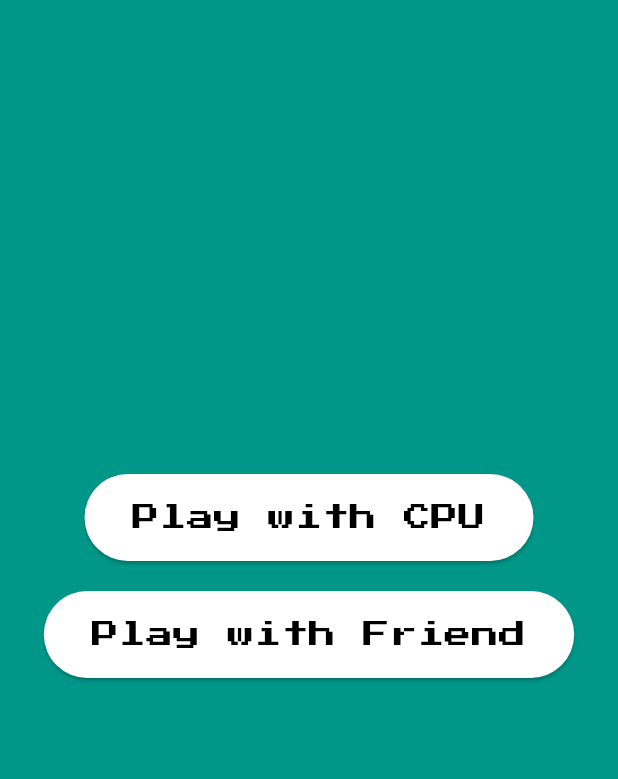
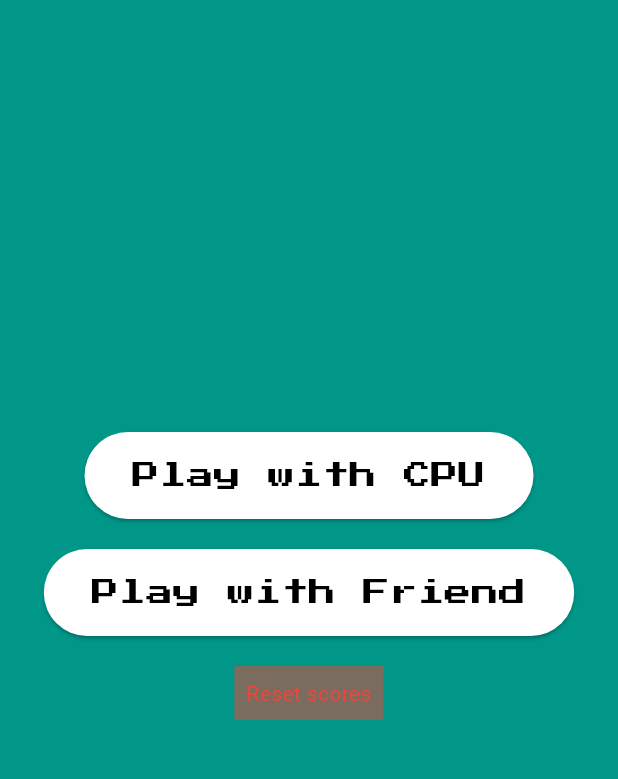
Before and after one commit to abr13/tic_tac_toe-game, a Flutter app: the screen it shows after launch, on a phone screen of 412 x 824 dp, the part 84-863 px from its top. Run offline on Flutter 3.47's test engine with Material 3 defaults, Android fonts, the phone set to English and light mode, and no system bars; our stand-ins replace google_fonts, shared_preferences.

Commit message:
save user mode score

```diff
--- a/lib/view/start_screen.dart
+++ b/lib/view/start_screen.dart
@@ -1,6 +1,7 @@
 import 'package:flutter/material.dart';
 import 'package:google_fonts/google_fonts.dart';
 import 'package:tic_tac_toe/global/colors.dart';
+import 'package:tic_tac_toe/util/shared_pref.dart';
 
 import 'game_board.dart';
 
@@ -36,6 +37,20 @@ class StartPage extends StatelessWidget {
               'Play with Friend',
               GameMode.withPerson,
             ),
+            const SizedBox(height: 20),
+            GestureDetector(
+              onTap: () {
+                LocalMemory.resetScores();
+              },
+              child: Container(
+                color: Colors.red.withOpacity(0.5),
+                padding: const EdgeInsets.all(8.0),
+                child: const Text(
+                  "Reset scores",
+                  style: TextStyle(color: Colors.red),
+                ),
+              ),
+            )
           ],
         ),
       ),
--- a/pubspec.yaml
+++ b/pubspec.yaml
@@ -37,6 +37,7 @@ dependencies:
   cupertino_icons: ^1.0.2
   google_fonts: ^6.1.0
   provider: ^6.1.1
+  shared_preferences: ^2.2.2
 
 
 dev_dependencies:
```
Also changed, not shown: lib/util/shared_pref.dart (added, +32 -0 lines), lib/view/game_board.dart (+23 -1 lines), pubspec.lock.
